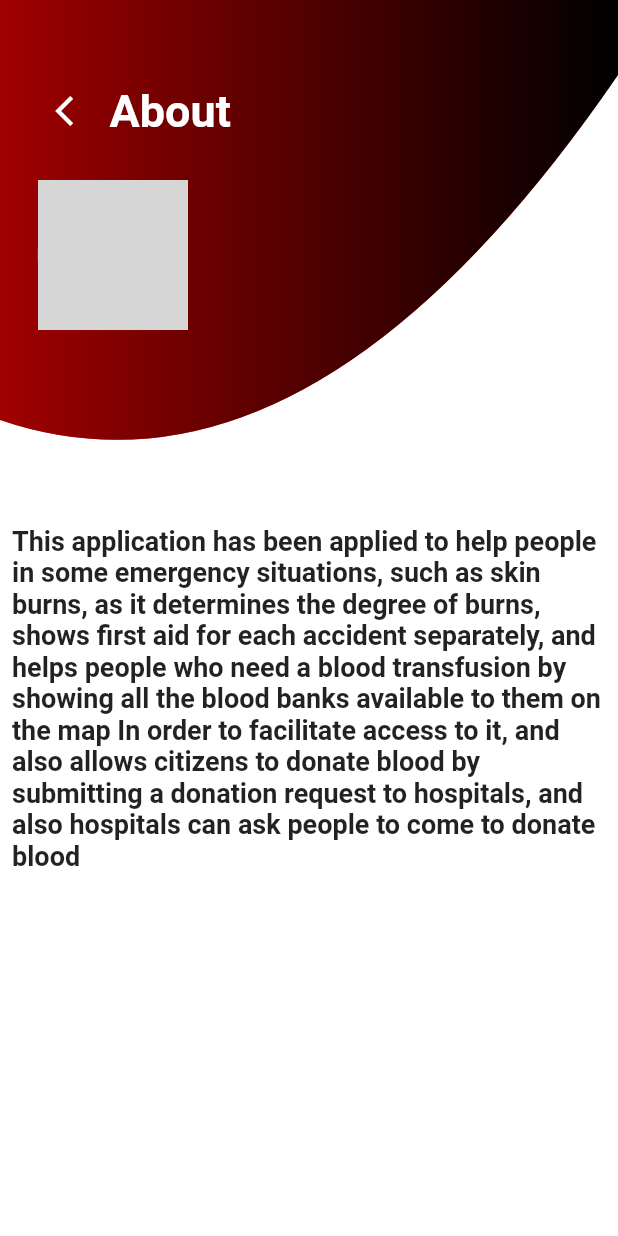
After one commit to NehalAs/Medical_Emergency_App-graduation_project-, a Flutter app: the AboutScreen screen opened directly, on a phone screen of 412 x 824 dp. The commit adds this screen. Run offline on Flutter 3.47's test engine with Material 2 defaults, Android fonts, the phone set to English and light mode, and no system bars; our stand-ins replace bloc, cloud_firestore, conditional_builder_null_safety, firebase_auth, firebase_core, firebase_messaging and 11 more; missing offline and left inert: animated_floating_buttons, flutter_email_sender; accounts and stored records are empty; Roboto replaces fonts that are missing (Jannah); statements that could not run were skipped; grey boxes are pictures that could not be loaded.

Commit message:
nehal15/5

```diff
--- /dev/null
+++ b/lib/modules/about/about_screen.dart
@@ -0,0 +1,114 @@
+import 'dart:async';
+import 'dart:io';
+import 'package:flutter/material.dart';
+import 'package:flutter_email_sender/flutter_email_sender.dart';
+import 'package:flutter_rating_bar/flutter_rating_bar.dart';
+class AboutScreen extends StatelessWidget {
+  AboutScreen({Key? key}) : super(key: key);
+  final Color firstColor = const Color.fromRGBO(160, 0, 0, 1);
+  final Color secondColor = const Color.fromRGBO(0, 0, 0, 1);
+  @override
+  Widget build(BuildContext context) {
+    return Scaffold(
+      body: SingleChildScrollView(
+        child:Column(
+          crossAxisAlignment: CrossAxisAlignment.start,
+          children: [
+            Stack(
+              children: [
+                ClipPath(
+                  clipper: MyClipper() ,
+                  child: Container(
+                    width:double.infinity,
+                    height: 350,
+                    decoration: BoxDecoration(
+                      gradient: LinearGradient(
+                        colors:[
+                          firstColor,secondColor
+                        ],
+                      ),
+                      boxShadow: const [
+                        BoxShadow(
+                          color: Colors.red,
+                          blurRadius: 12,
+                          offset: Offset(0, 6),
+                        ),
+                      ],
+                    ),
+                  ),
+                ),
+                Positioned(
+                    top: 50,
+                    left: 25,
+                    child: Row(
+                      children: [
+                        IconButton(
+                            onPressed: () {
+                              Navigator.pop(context);
+                            },
+                            icon: Icon(
+                              Icons.arrow_back_ios,
+                              color:Colors.white,
+                            )),
+                        Text('About',style: TextStyle(color: Colors.white, fontSize:30, fontWeight: FontWeight.bold),)
+                      ],
+                    ),
+                ),
+                Positioned(
+                  top: 120,
+                  left: 25,
+                  child: CircleAvatar(
+                    radius: 50,
+                    foregroundImage:
+                    AssetImage('assets/WhatsApp-Image-2023-02-17-at-8.58.41-PM.jpg'),
+                  ),
+                ),
+
+              ],
+            ),
+            Form(
+              child:
+              Column(
+                crossAxisAlignment: CrossAxisAlignment.start,
+                children: [
+                  Row(
+                    children: [
+                      Expanded(child: Container(
+                        margin: EdgeInsets.symmetric(horizontal: 8.0),
+                        height: 250,
+                        decoration: BoxDecoration(
+
+                        ),
+                        child: Text(
+                          'This application has been applied to help people in some emergency situations, such as skin burns, as it determines the degree of burns, shows first aid for each accident separately, and helps people who need a blood transfusion by showing all the blood banks available to them on the map In order to facilitate access to it, and also allows citizens to donate blood by submitting a donation request to hospitals, and also hospitals can ask people to come to donate blood'
+                          ,style: TextStyle(fontSize: 18,fontWeight: FontWeight.bold),
+                        ),
+                      ),
+                      ),
+                    ],
+                  ),
+                ],
+              ),
+            ),
+          ],
+        ),
+      ),
+    );
+  }
+}
+class MyClipper extends CustomClipper<Path>{
+  @override
+  Path getClip(Size size){
+    var path = Path();
+    path.lineTo(0, size.height - 70);
+    path.quadraticBezierTo(size.width/2, size.height, size.width, size.height-300);
+    path.lineTo(size.width, 0);
+    path.close();
+    return path;
+
+  }
+  @override
+  bool shouldReclip(CustomClipper<Path> oldClipper){
+    return false;
+  }
+}
--- a/lib/shared/components/components.dart
+++ b/lib/shared/components/components.dart
@@ -7,7 +7,7 @@ import 'package:graduation_project/modules/settings/settings_screen.dart';
 import 'package:graduation_project/shared/cubit/cubit.dart';
 import 'package:graduation_project/shared/styles/colors.dart';
 
-import '../../modules/about_us/about_us_screen.dart';
+import '../../modules/about_us/about_screen.dart';
 import '../../modules/emergency_numbers/emergency_numbers_screen.dart';
 import '../../modules/profile/profile_screen.dart';
 
```
Also changed, not shown: lib/layout/home_layout.dart (+3 -16 lines), lib/modules/about_us/about_us_screen.dart (deleted, +0 -77 lines).
